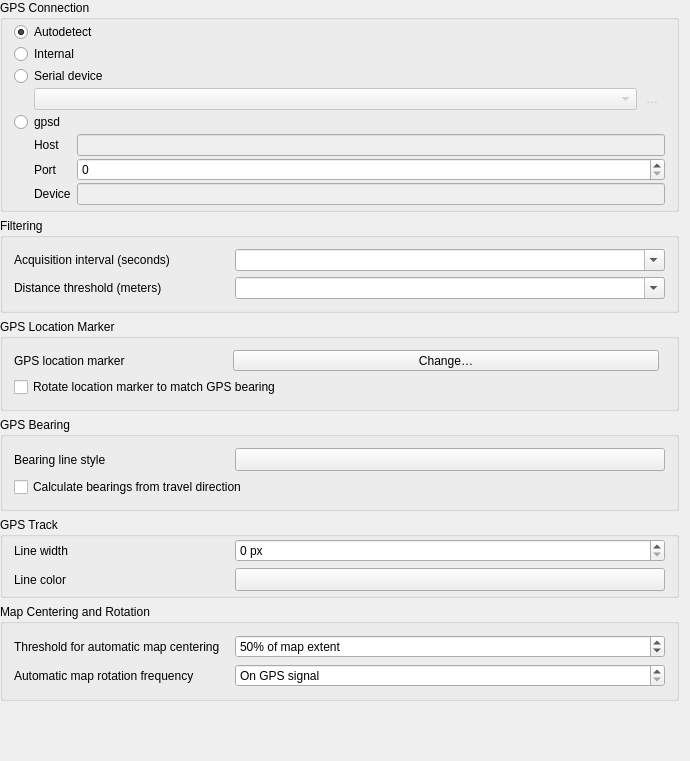
Before: the Qt Designer form src/ui/qgsgpsoptionswidgetbase.ui in carsmie/QGIS, drawn with Qt 5.
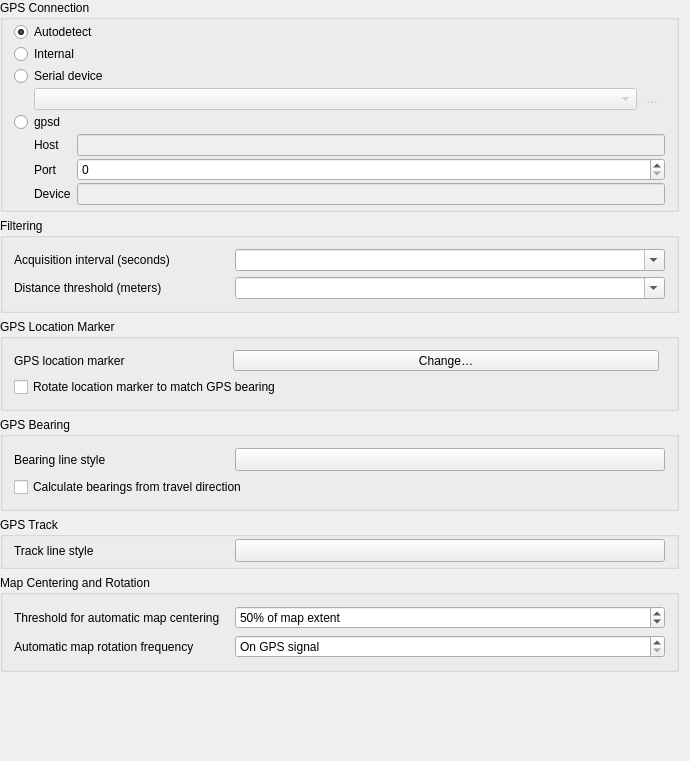
After: the same form once the commit is applied. Icons and pictures are not drawn. Custom widgets are drawn as their Qt base class.

Commit message: Use a full symbol for GPS track instead of just color/width settings

```diff
--- a/src/ui/qgsgpsoptionswidgetbase.ui
+++ b/src/ui/qgsgpsoptionswidgetbase.ui
@@ -48,8 +48,8 @@
        <rect>
         <x>0</x>
         <y>0</y>
-        <width>676</width>
-        <height>783</height>
+        <width>690</width>
+        <height>761</height>
        </rect>
       </property>
       <layout class="QVBoxLayout" name="verticalLayout_2">
@@ -351,38 +351,18 @@
           <item row="0" column="0">
            <widget class="QLabel" name="label_6">
             <property name="text">
-             <string>Line width</string>
+             <string>Track line style</string>
             </property>
            </widget>
           </item>
           <item row="0" column="1">
-           <widget class="QgsSpinBox" name="mSpinTrackWidth">
-            <property name="toolTip">
-             <string>Track width in pixels</string>
-            </property>
-            <property name="suffix">
-             <string> px</string>
-            </property>
-           </widget>
-          </item>
-          <item row="1" column="0">
-           <widget class="QLabel" name="label_7">
-            <property name="text">
-             <string>Line color</string>
-            </property>
-           </widget>
-          </item>
-          <item row="1" column="1">
-           <widget class="QgsColorButton" name="mBtnTrackColor">
+           <widget class="QgsSymbolButton" name="mTrackLineStyleButton">
             <property name="sizePolicy">
              <sizepolicy hsizetype="Preferred" vsizetype="Fixed">
               <horstretch>0</horstretch>
               <verstretch>0</verstretch>
              </sizepolicy>
             </property>
-            <property name="styleSheet">
-             <string/>
-            </property>
             <property name="text">
              <string/>
             </property>
@@ -522,12 +502,6 @@
    <extends>QSpinBox</extends>
    <header>qgsspinbox.h</header>
   </customwidget>
-  <customwidget>
-   <class>QgsColorButton</class>
-   <extends>QToolButton</extends>
-   <header>qgscolorbutton.h</header>
-   <container>1</container>
-  </customwidget>
  </customwidgets>
  <resources>
   <include location="../../images/images.qrc"/>
```
Left out of the diff: 2 changed lines with no effect on the pictures. The commit also changes 4 other files.
